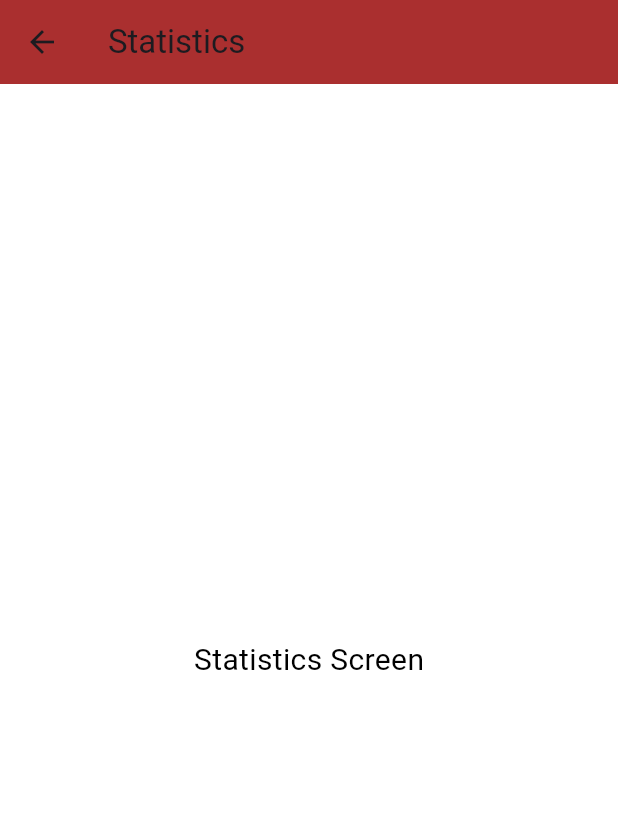
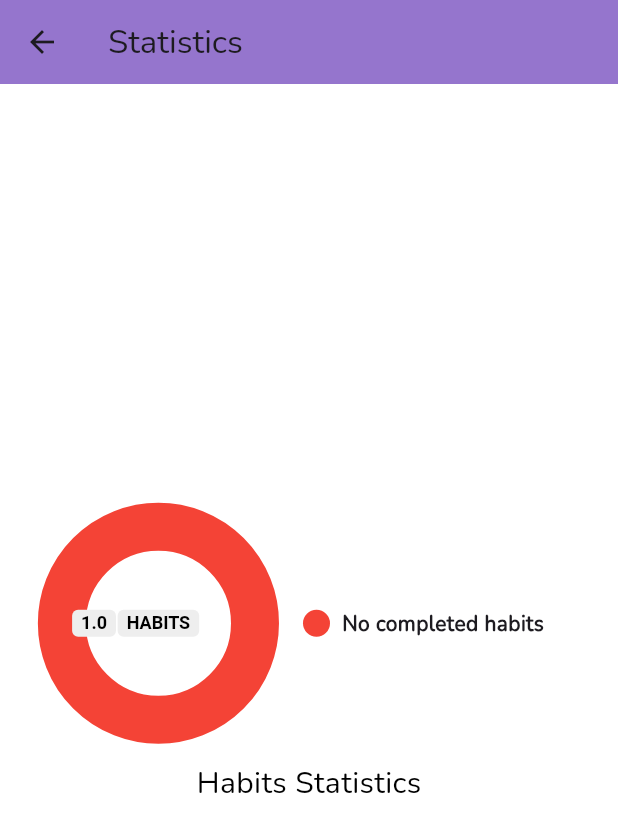
Before and after one commit to rahmagamalll/daily_app, a Flutter app: the StatisticsScreen screen opened by its route, on a phone screen of 412 x 824 dp. Shown: the top 832 px of the screen. Run offline on Flutter 3.47's test engine with Material 3 defaults, Android fonts, the phone set to English and light mode, and no system bars; drawn by our look-alikes of pie_chart; our stand-ins replace bloc, flutter_bloc, flutter_screenutil, flutter_spinkit, hive, hive_flutter and 2 more; accounts and stored records are empty.

Commit message:
add 4 files to build statistics screen

```diff
--- /dev/null
+++ b/lib/core/widgets/habits_statistics_widget.dart
@@ -0,0 +1,57 @@
+import 'package:flutter/material.dart';
+import 'package:pie_chart/pie_chart.dart';
+import '../../services/statistics_service.dart';
+
+class HabitsStatisticsWidget extends StatelessWidget {
+  const HabitsStatisticsWidget({super.key});
+
+  @override
+  Widget build(BuildContext context) {
+    return FutureBuilder<Map<String, double>>(
+      future: StatisticsService.getHabitsStatistics(),
+      builder: (context, snapshot) {
+        if (snapshot.connectionState == ConnectionState.waiting) {
+          return const Center(child: CircularProgressIndicator());
+        }
+
+        if (snapshot.hasError) {
+          return Center(
+              child: Text('Error: ${snapshot.error}',
+                  style: TextStyle(fontFamily: 'Nunito')));
+        }
+
+        final dataMap = snapshot.data ?? {};
+        final colorList = StatisticsService.getHabitColors(dataMap.length);
+
+        return PieChart(
+          dataMap: dataMap,
+          animationDuration: const Duration(milliseconds: 800),
+          chartLegendSpacing: 32,
+          chartRadius: MediaQuery.of(context).size.width / 3.2,
+          colorList: colorList,
+          initialAngleInDegree: 0,
+          chartType: ChartType.ring,
+          ringStrokeWidth: 32,
+          centerText: "HABITS",
+          legendOptions: const LegendOptions(
+            showLegendsInRow: false,
+            legendPosition: LegendPosition.right,
+            showLegends: true,
+            legendShape: BoxShape.circle,
+            legendTextStyle: TextStyle(
+              fontWeight: FontWeight.bold,
+              fontFamily: 'Nunito',
+            ),
+          ),
+          chartValuesOptions: const ChartValuesOptions(
+            showChartValueBackground: true,
+            showChartValues: true,
+            showChartValuesInPercentage: false,
+            showChartValuesOutside: false,
+            decimalPlaces: 1,
+          ),
+        );
+      },
+    );
+  }
+}
--- a/lib/features/statistics/ui/statistics_screen.dart
+++ b/lib/features/statistics/ui/statistics_screen.dart
@@ -1,4 +1,6 @@
+import 'package:daily_app/core/theming/colors.dart';
 import 'package:flutter/material.dart';
+import '../../../core/widgets/habits_statistics_widget.dart';
 
 class StatisticsScreen extends StatelessWidget {
   const StatisticsScreen({super.key});
@@ -7,12 +9,24 @@ class StatisticsScreen extends StatelessWidget {
   Widget build(BuildContext context) {
     return Scaffold(
       appBar: AppBar(
-        title: const Text('Statistics'),
+        title: const Text(
+          'Statistics',
+          style: TextStyle(fontFamily: 'Nunito'),
+        ),
+        backgroundColor: ColorsManager.primaryColor,
       ),
       body: Center(
-        child: Text(
-          'Statistics Screen',
-          style: TextStyle(fontSize: 20, color: Colors.black),
+        child: Column(
+          mainAxisAlignment: MainAxisAlignment.center,
+          children: [
+            const HabitsStatisticsWidget(),
+            const SizedBox(height: 20),
+            const Text(
+              'Habits Statistics',
+              style: TextStyle(
+                  fontSize: 20, color: Colors.black, fontFamily: 'Nunito'),
+            ),
+          ],
         ),
       ),
     );
--- /dev/null
+++ b/lib/services/statistics_service.dart
@@ -0,0 +1,46 @@
+import 'package:hive/hive.dart';
+import 'package:flutter/material.dart';
+import '../constants.dart';
+import '../features/home/data/models/habit_log.dart';
+import '../features/home/data/models/habit_model.dart';
+
+class StatisticsService {
+  static Future<Map<String, double>> getHabitsStatistics() async {
+    final habitLogBox = await Hive.openBox<HabitLog>(Constants.hiveHabitLogBox);
+    final habitNameBox = await Hive.openBox<Habit>(Constants.hiveHabitNameBox);
+    Map<String, double> statistics = {};
+
+    // Get list of current habit names
+    final currentHabitNames =
+        habitNameBox.values.map((habit) => habit.name).toList();
+
+    // Get all habits from Hive
+    for (var habitLog in habitLogBox.values) {
+      // Only count habits that still exist
+      if (habitLog.completed &&
+          currentHabitNames.contains(habitLog.habitName)) {
+        // If the habit exists in statistics, increment its count
+        if (statistics.containsKey(habitLog.habitName)) {
+          statistics[habitLog.habitName] = statistics[habitLog.habitName]! + 1;
+        } else {
+          // If it's the first completion for this habit
+          statistics[habitLog.habitName] = 1;
+        }
+      }
+    }
+
+    // If there are no completed habits, add a default value to avoid empty chart
+    if (statistics.isEmpty) {
+      statistics['No completed habits'] = 1;
+    }
+
+    return statistics;
+  }
+
+  static List<Color> getHabitColors(int count) {
+    // Generate a list of distinct colors based on the number of habits
+    return List.generate(count, (index) {
+      return Colors.primaries[index % Colors.primaries.length];
+    });
+  }
+}
```
Also changed, not shown: 1 other file.
